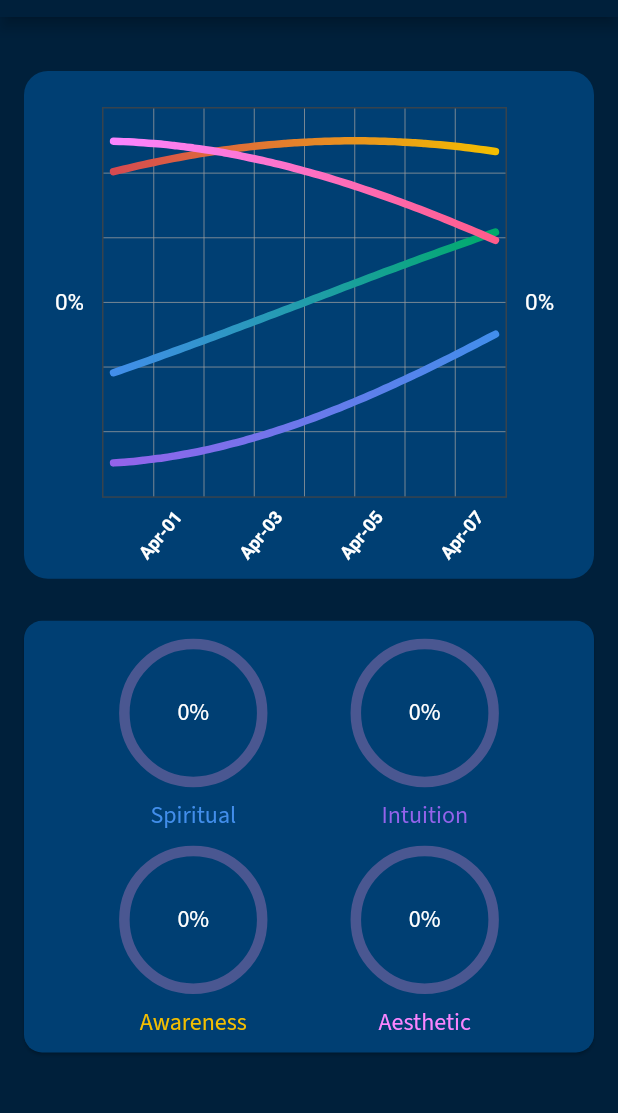
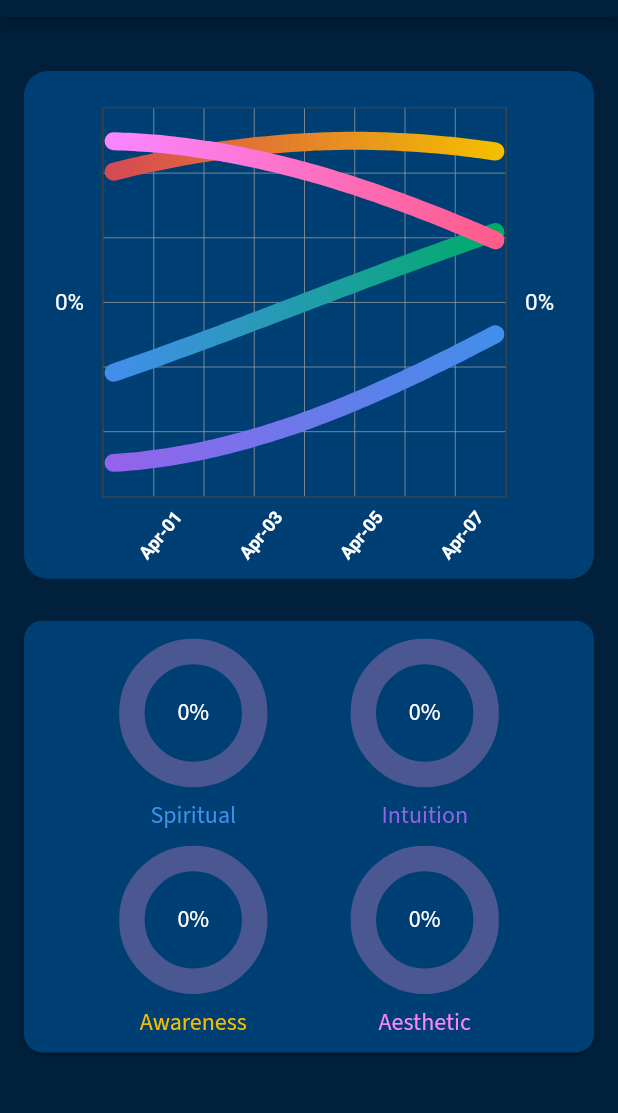
Before and after one commit to roma7481/numerology_app, a Flutter app: the BioGraphsSecondPage screen opened directly, on a phone screen of 412 x 824 dp, the part 67-1180 px from its top. Run offline on Flutter 3.47's test engine with Material 2 defaults, Android fonts, the phone set to English and light mode, and no system bars; drawn by our look-alikes of fl_chart, google_mobile_ads, percent_indicator; our stand-ins replace bloc, cached_network_image, cloud_firestore, firebase_core, flutter_bloc, flutter_datetime_picker and 13 more; missing offline and left inert: flutter_funding_choices, in_app_purchase_storekit, notification_permissions; accounts and stored records are empty; generated files the repository leaves out were written again; network calls fail.

Commit message:
libs update

```diff
--- a/lib/app/presentation/pages/graphs/bio_pi_charts.dart
+++ b/lib/app/presentation/pages/graphs/bio_pi_charts.dart
@@ -21,7 +21,7 @@ Widget buildBioPiCharts(BuildContext context, List<double> bio,
             Padding(
               padding: const EdgeInsets.only(left: 8.0, right: 8.0, top: 12.0),
               child: Row(
-                mainAxisAlignment: MainAxisAlignment.spaceBetween,
+                mainAxisAlignment: MainAxisAlignment.spaceAround,
                 children: [
                   _buildBio(context, physicalGradient, _language.physicalBio,
                       bioNamePhis, bioPhis),
@@ -77,8 +77,8 @@ Widget _buildProgressChart(
     BuildContext context, LinearGradient gradient, double value) {
   var percent = value.toStringAsFixed(0);
   return CircularPercentIndicator(
-      radius: MediaQuery.of(context).size.width * 0.24,
-      lineWidth: 7.0,
+      radius: MediaQuery.of(context).size.width * 0.12,
+      lineWidth: 17.0,
       reverse: value.isNegative,
       percent: double.parse((value.abs() * 0.01).toStringAsFixed(1)),
       animation: true,
--- a/lib/app/presentation/pages/graphs/bio_pi_charts_second.dart
+++ b/lib/app/presentation/pages/graphs/bio_pi_charts_second.dart
@@ -67,8 +67,8 @@ Widget _buildProgressChart(
     BuildContext context, LinearGradient gradient, double value) {
   var percent = value.toStringAsFixed(0);
   return CircularPercentIndicator(
-      radius: MediaQuery.of(context).size.width * 0.24,
-      lineWidth: 7.0,
+      radius: MediaQuery.of(context).size.width * 0.12,
+      lineWidth: 17.0,
       reverse: value.isNegative,
       percent: double.parse((value.abs() * 0.01).toStringAsFixed(1)),
       animation: true,
--- a/lib/app/presentation/pages/graphs/graph_widget.dart
+++ b/lib/app/presentation/pages/graphs/graph_widget.dart
@@ -256,7 +256,7 @@ class _GraphWidgetState extends State<GraphWidget> {
       spots: spots,
       isCurved: true,
       colors: gradient,
-      barWidth: 5,
+      barWidth: 12,
       isStrokeCapRound: true,
       dotData: FlDotData(
         show: false,
```
Also changed, not shown: pubspec.yaml (+15 -15 lines), pubspec.lock, 2 other files.
